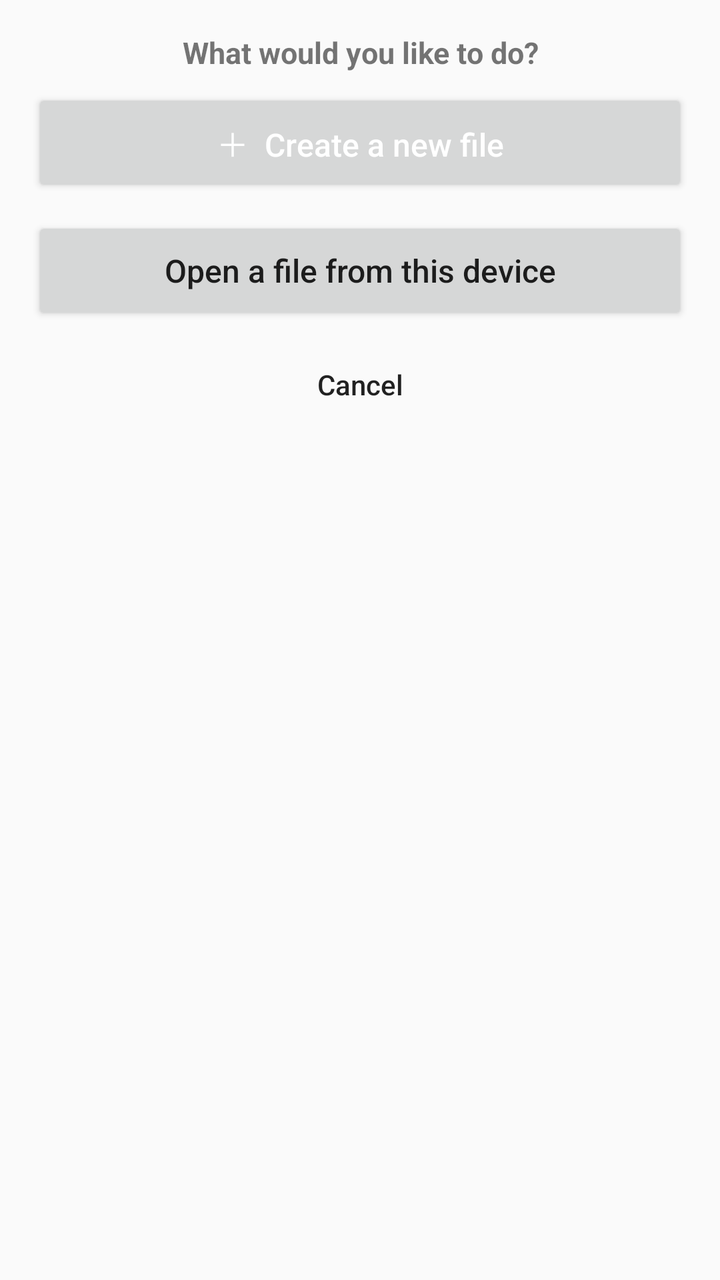
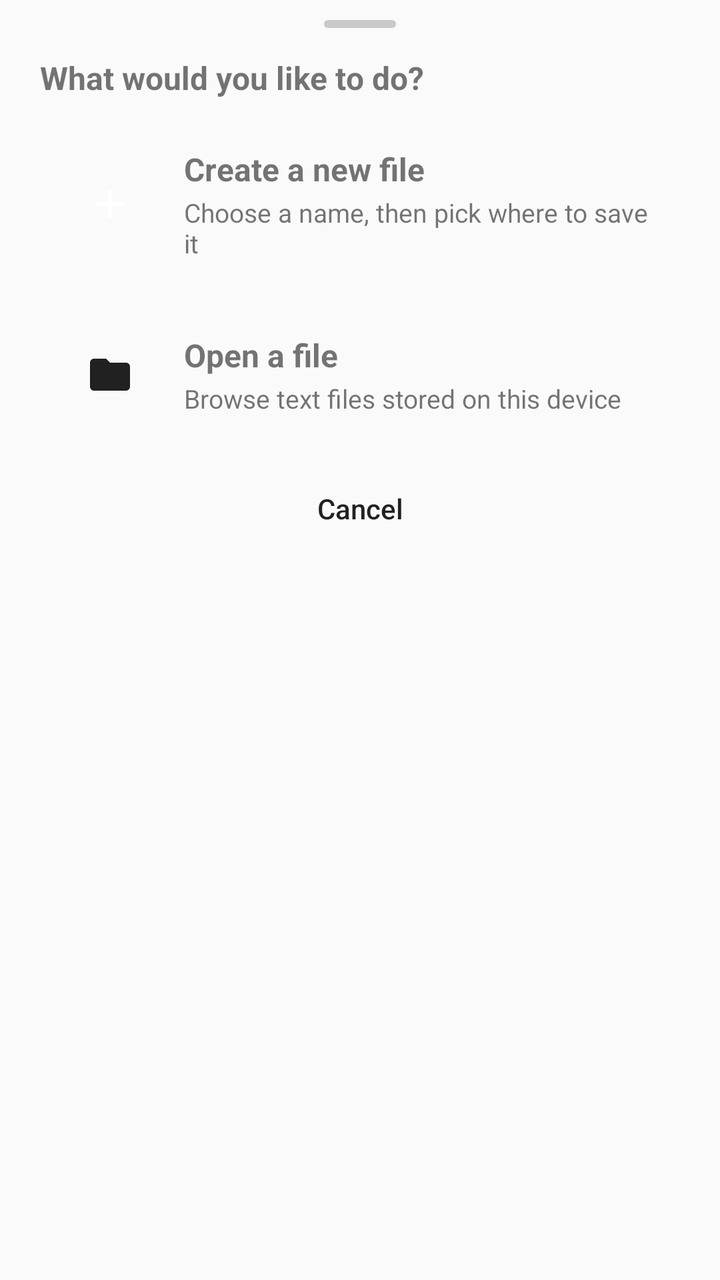

Screens rendered from an Android XML layout before and after an edit, with the pre-edit source and the edit as a unified diff.
<!-- AndroidManifest.xml: application theme Theme.EditNote -->
<!-- res/layout/sheet_main_actions.xml -->
<?xml version="1.0" encoding="utf-8"?>
<LinearLayout xmlns:android="http://schemas.android.com/apk/res/android"
    android:id="@+id/sheetRoot"
    android:layout_width="match_parent"
    android:layout_height="wrap_content"
    android:orientation="vertical"
    android:padding="16dp">

    <TextView
        android:id="@+id/sheetTitle"
        android:layout_width="match_parent"
        android:layout_height="wrap_content"
        android:gravity="center"
        android:paddingBottom="8dp"
        android:text="What would you like to do?"
        android:textSize="15sp"
        android:textStyle="bold" />

    <Button
        android:id="@+id/sheetNew"
        android:layout_width="match_parent"
        android:layout_height="54dp"
        android:text="＋  Create a new file"
        android:textAllCaps="false"
        android:textColor="#FFFFFF"
        android:textSize="16sp" />

    <Button
        android:id="@+id/sheetOpen"
        android:layout_width="match_parent"
        android:layout_height="54dp"
        android:layout_marginTop="10dp"
        android:text="Open a file from this device"
        android:textAllCaps="false"
        android:textSize="16sp" />

    <Button
        android:id="@+id/sheetCancel"
        android:layout_width="match_parent"
        android:layout_height="48dp"
        android:layout_marginTop="6dp"
        android:background="@null"
        android:text="Cancel"
        android:textAllCaps="false" />
</LinearLayout>
<!-- resources referenced by this layout -->
<resources>
  <style name="Theme.EditNote" parent="Theme.EditNote.Light.Orange" />
  <style name="Theme.EditNote.Light.Orange" parent="android:Theme.Material.Light.NoActionBar">
          <item name="android:colorAccent">#F57C00</item>
          <item name="android:windowBackground">#FAFAFA</item>
          <item name="android:statusBarColor">#FAFAFA</item>
          <item name="android:windowLightStatusBar">true</item>
          <item name="android:navigationBarColor">#FAFAFA</item>
          <item name="android:windowLightNavigationBar">true</item>
      </style>
</resources>

<!-- the commit's change to res/layout/sheet_main_actions.xml (unified diff, before → after) -->
@@ -4,41 +4,131 @@
     android:layout_width="match_parent"
     android:layout_height="wrap_content"
     android:orientation="vertical"
-    android:padding="16dp">
+    android:paddingStart="20dp"
+    android:paddingTop="10dp"
+    android:paddingEnd="20dp"
+    android:paddingBottom="12dp">
+
+    <View
+        android:layout_width="36dp"
+        android:layout_height="4dp"
+        android:layout_gravity="center_horizontal"
+        android:background="@drawable/sheet_handle" />
 
     <TextView
         android:id="@+id/sheetTitle"
         android:layout_width="match_parent"
         android:layout_height="wrap_content"
-        android:gravity="center"
-        android:paddingBottom="8dp"
+        android:layout_marginTop="14dp"
+        android:layout_marginBottom="12dp"
         android:text="What would you like to do?"
-        android:textSize="15sp"
+        android:textSize="16sp"
         android:textStyle="bold" />
 
-    <Button
+    <LinearLayout
         android:id="@+id/sheetNew"
         android:layout_width="match_parent"
-        android:layout_height="54dp"
-        android:text="＋  Create a new file"
-        android:textAllCaps="false"
-        android:textColor="#FFFFFF"
-        android:textSize="16sp" />
+        android:layout_height="wrap_content"
+        android:background="?android:attr/selectableItemBackground"
+        android:foreground="?android:attr/selectableItemBackground"
+        android:gravity="center_vertical"
+        android:orientation="horizontal"
+        android:padding="12dp">
 
-    <Button
+        <FrameLayout
+            android:id="@+id/sheetNewTile"
+            android:layout_width="46dp"
+            android:layout_height="46dp">
+
+            <ImageView
+                android:layout_width="24dp"
+                android:layout_height="24dp"
+                android:layout_gravity="center"
+                android:contentDescription="New file"
+                android:src="@drawable/ic_add"
+                android:tint="#FFFFFF" />
+        </FrameLayout>
+
+        <LinearLayout
+            android:layout_width="0dp"
+            android:layout_height="wrap_content"
+            android:layout_marginStart="14dp"
+            android:layout_weight="1"
+            android:orientation="vertical">
+
+            <TextView
+                android:id="@+id/sheetNewTitle"
+                android:layout_width="wrap_content"
+                android:layout_height="wrap_content"
+                android:text="Create a new file"
+                android:textSize="16sp"
+                android:textStyle="bold" />
+
+            <TextView
+                android:id="@+id/sheetNewSub"
+                android:layout_width="wrap_content"
+                android:layout_height="wrap_content"
+                android:layout_marginTop="2dp"
+                android:text="Choose a name, then pick where to save it"
+                android:textSize="13sp" />
+        </LinearLayout>
+    </LinearLayout>
+
+    <LinearLayout
         android:id="@+id/sheetOpen"
         android:layout_width="match_parent"
-        android:layout_height="54dp"
+        android:layout_height="wrap_content"
         android:layout_marginTop="10dp"
-        android:text="Open a file from this device"
-        android:textAllCaps="false"
-        android:textSize="16sp" />
+        android:background="?android:attr/selectableItemBackground"
+        android:foreground="?android:attr/selectableItemBackground"
+        android:gravity="center_vertical"
+        android:orientation="horizontal"
+        android:padding="12dp">
+
+        <FrameLayout
+            android:id="@+id/sheetOpenTile"
+            android:layout_width="46dp"
+            android:layout_height="46dp">
+
+            <ImageView
+                android:id="@+id/sheetOpenIcon"
+                android:layout_width="24dp"
+                android:layout_height="24dp"
+                android:layout_gravity="center"
+                android:contentDescription="Open file"
+                android:src="@drawable/ic_open_folder" />
+        </FrameLayout>
+
+        <LinearLayout
+            android:layout_width="0dp"
+            android:layout_height="wrap_content"
+            android:layout_marginStart="14dp"
+            android:layout_weight="1"
+            android:orientation="vertical">
+
+            <TextView
+                android:id="@+id/sheetOpenTitle"
+                android:layout_width="wrap_content"
+                android:layout_height="wrap_content"
+                android:text="Open a file"
+                android:textSize="16sp"
+                android:textStyle="bold" />
+
+            <TextView
+                android:id="@+id/sheetOpenSub"
+                android:layout_width="wrap_content"
+                android:layout_height="wrap_content"
+                android:layout_marginTop="2dp"
+                android:text="Browse text files stored on this device"
+                android:textSize="13sp" />
+        </LinearLayout>
+    </LinearLayout>
 
     <Button
         android:id="@+id/sheetCancel"
         android:layout_width="match_parent"
         android:layout_height="48dp"
-        android:layout_marginTop="6dp"
+        android:layout_marginTop="8dp"
         android:background="@null"
         android:text="Cancel"
         android:textAllCaps="false" />
<!-- resource entries referenced after the edit -->
@@ -1,8 +1,32 @@
 <!-- resources referenced by this layout -->
 <resources>
+  <!-- drawable ic_add (drawable) -->
+  <vector xmlns:android="http://schemas.android.com/apk/res/android"
+      android:width="24dp"
+      android:height="24dp"
+      android:viewportWidth="24"
+      android:viewportHeight="24">
+      <path
+          android:fillColor="#FFFFFF"
+          android:pathData="M19,13h-6v6h-2v-6H5v-2h6V5h2v6h6v2z" />
+  </vector>
+  <!-- drawable ic_open_folder (drawable) -->
+  <vector xmlns:android="http://schemas.android.com/apk/res/android"
+      android:width="24dp" android:height="24dp"
+      android:viewportWidth="24" android:viewportHeight="24"
+      android:tint="?android:attr/textColorPrimary">
+      <path android:fillColor="@android:color/white" android:pathData="M10,4 L4,4 C2.9,4 2,4.9 2,6 L2,18 C2,19.1 2.9,20 4,20 L20,20 C21.1,20 22,19.1 22,18 L22,8 C22,6.9 21.1,6 20,6 L12,6 L10,4 Z" />
+  </vector>
+  <!-- drawable sheet_handle (drawable) -->
+  <?xml version="1.0" encoding="utf-8"?>
+  <shape xmlns:android="http://schemas.android.com/apk/res/android"
+      android:shape="rectangle">
+      <corners android:radius="2dp" />
+      <solid android:color="#66808080" />
+  </shape>
   <style name="Theme.EditNote" parent="Theme.EditNote.Light.Orange" />
   <style name="Theme.EditNote.Light.Orange" parent="android:Theme.Material.Light.NoActionBar">
-          <item name="android:colorAccent">#F57C00</item>
+          <item name="android:colorAccent">#DA7151</item>
           <item name="android:windowBackground">#FAFAFA</item>
           <item name="android:statusBarColor">#FAFAFA</item>
           <item name="android:windowLightStatusBar">true</item>
